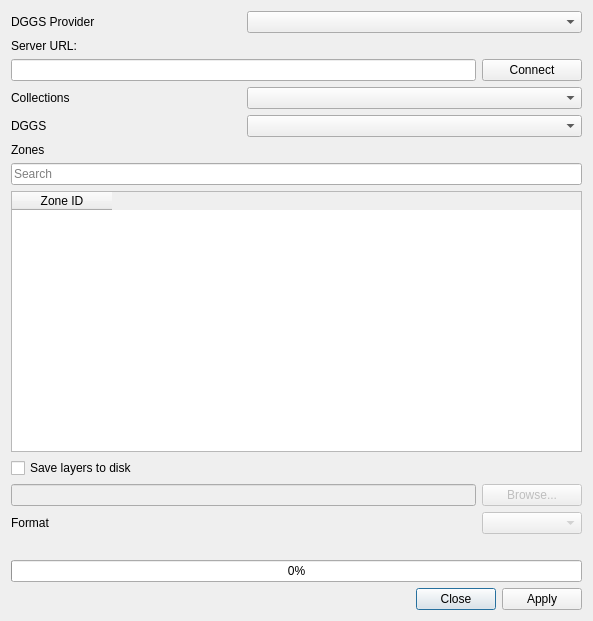
opengeoshub/vgridtools, file ui/dggsclient.ui: the form before one commit.
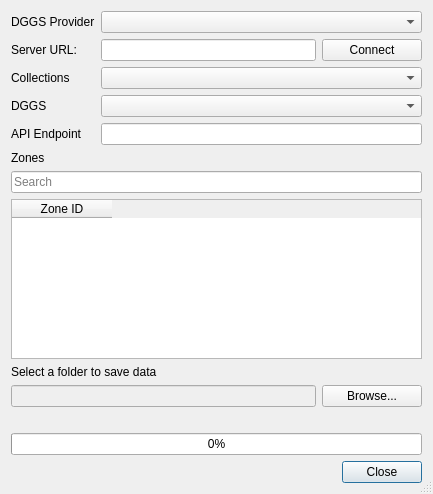
The form after the commit. Custom widgets are drawn as their Qt base class.

```diff
--- a/ui/dggsclient.ui
+++ b/ui/dggsclient.ui
@@ -12,8 +12,8 @@
    <rect>
     <x>0</x>
     <y>0</y>
-    <width>593</width>
-    <height>621</height>
+    <width>433</width>
+    <height>494</height>
    </rect>
   </property>
   <property name="mouseTracking">
@@ -22,6 +22,9 @@
   <property name="windowTitle">
    <string>DGGS OGC API Client</string>
   </property>
+  <property name="sizeGripEnabled">
+   <bool>true</bool>
+  </property>
   <layout class="QGridLayout" name="gridLayout_2">
    <item row="10" column="0" colspan="2">
     <widget class="QDialogButtonBox" name="BtnApplyClose">
@@ -29,72 +32,29 @@
       <enum>Qt::Horizontal</enum>
      </property>
      <property name="standardButtons">
-      <set>QDialogButtonBox::Apply|QDialogButtonBox::Close</set>
+      <set>QDialogButtonBox::Close</set>
      </property>
     </widget>
    </item>
    <item row="9" column="0" colspan="2">
     <layout class="QGridLayout" name="gridLayout">
-     <item row="4" column="1" colspan="2">
-      <widget class="QComboBox" name="cboCollections">
+     <item row="1" column="0">
+      <widget class="QLabel" name="lblServerURL">
+       <property name="text">
+        <string>Server URL:</string>
+       </property>
+      </widget>
+     </item>
+     <item row="6" column="1" colspan="2">
+      <widget class="QLineEdit" name="TxtAPI"/>
+     </item>
+     <item row="0" column="1" colspan="2">
+      <widget class="QComboBox" name="cboServerName">
        <property name="focusPolicy">
         <enum>Qt::WheelFocus</enum>
        </property>
       </widget>
      </item>
-     <item row="15" column="0" colspan="3">
-      <widget class="QLabel" name="LblStatus">
-       <property name="text">
-        <string/>
-       </property>
-      </widget>
-     </item>
-     <item row="12" column="0" colspan="2">
-      <widget class="QCheckBox" name="ChkSaveShapefile">
-       <property name="focusPolicy">
-        <enum>Qt::ClickFocus</enum>
-       </property>
-       <property name="text">
-        <string>Save layers to disk</string>
-       </property>
-      </widget>
-     </item>
-     <item row="3" column="2">
-      <widget class="QPushButton" name="BtnConnect">
-       <property name="text">
-        <string>Connect</string>
-       </property>
-      </widget>
-     </item>
-     <item row="14" column="0" colspan="2">
-      <widget class="QLabel" name="LblFormat">
-       <property name="layoutDirection">
-        <enum>Qt::LeftToRight</enum>
-       </property>
-       <property name="text">
-        <string>Format</string>
-       </property>
-      </widget>
-     </item>
-     <item row="8" column="0" colspan="3">
-      <widget class="QgsFilterLineEdit" name="Filter">
-       <property name="toolTip">
-        <string/>
-       </property>
-       <property name="placeholderText">
-        <string>Search</string>
-       </property>
-       <property name="showSearchIcon">
-        <bool>true</bool>
-       </property>
-       <property name="showSpinner">
-        <bool>false</bool>
-       </property>
-       <property name="qgisRelation" stdset="0">
-        <string notr="true"/>
-       </property>
-      </widget>
-     </item>
      <item row="11" column="0" colspan="3">
       <widget class="QTableWidget" name="TblZones">
        <property name="sizePolicy">
@@ -113,7 +73,7 @@
         <enum>QFrame::Sunken</enum>
        </property>
        <property name="editTriggers">
-        <set>QAbstractItemView::DoubleClicked</set>
+        <set>QAbstractItemView::NoEditTriggers</set>
        </property>
        <property name="dragDropMode">
         <enum>QAbstractItemView::NoDragDrop</enum>
@@ -134,6 +94,67 @@
        </column>
       </widget>
      </item>
+     <item row="4" column="1" colspan="2">
+      <widget class="QComboBox" name="cboCollections">
+       <property name="focusPolicy">
+        <enum>Qt::WheelFocus</enum>
+       </property>
+      </widget>
+     </item>
+     <item row="5" column="1" colspan="2">
+      <widget class="QComboBox" name="cboDGGS">
+       <property name="focusPolicy">
+        <enum>Qt::WheelFocus</enum>
+       </property>
+      </widget>
+     </item>
+     <item row="5" column="0">
+      <widget class="QLabel" name="lblDGGS">
+       <property name="text">
+        <string>DGGS</string>
+       </property>
+      </widget>
+     </item>
+     <item row="1" column="1">
+      <widget class="QLineEdit" name="TxtURL">
+       <property name="readOnly">
+        <bool>false</bool>
+       </property>
+      </widget>
+     </item>
+     <item row="15" column="0" colspan="3">
+      <widget class="QProgressBar" name="status">
+       <property name="value">
+        <number>0</number>
+       </property>
+      </widget>
+     </item>
+     <item row="8" column="0" colspan="3">
+      <widget class="QgsFilterLineEdit" name="Filter">
+       <property name="toolTip">
+        <string/>
+       </property>
+       <property name="placeholderText">
+        <string>Search</string>
+       </property>
+       <property name="showSearchIcon">
+        <bool>true</bool>
+       </property>
+       <property name="showSpinner">
+        <bool>false</bool>
+       </property>
+       <property name="qgisRelation" stdset="0">
+        <string notr="true"/>
+       </property>
+      </widget>
+     </item>
+     <item row="4" column="0">
+      <widget class="QLabel" name="lblCollections">
+       <property name="text">
+        <string>Collections</string>
+       </property>
+      </widget>
+     </item>
      <item row="7" column="0" colspan="3">
       <widget class="QLabel" name="LblZones">
        <property name="layoutDirection">
@@ -150,7 +171,7 @@
      <item row="13" column="2">
       <widget class="QPushButton" name="BtnOutputFolder">
        <property name="enabled">
-        <bool>false</bool>
+        <bool>true</bool>
        </property>
        <property name="sizePolicy">
         <sizepolicy hsizetype="Expanding" vsizetype="Fixed">
@@ -181,37 +202,10 @@
        </property>
       </widget>
      </item>
-     <item row="14" column="2">
-      <widget class="QComboBox" name="cboFormat">
-       <property name="enabled">
-        <bool>false</bool>
-       </property>
-       <property name="maximumSize">
-        <size>
-         <width>100</width>
-         <height>16777215</height>
-        </size>
-       </property>
-      </widget>
-     </item>
-     <item row="0" column="1" colspan="2">
-      <widget class="QComboBox" name="cboServerName">
-       <property name="focusPolicy">
-        <enum>Qt::WheelFocus</enum>
-       </property>
-      </widget>
-     </item>
-     <item row="16" column="0" colspan="3">
-      <widget class="QProgressBar" name="status">
-       <property name="value">
-        <number>0</number>
-       </property>
-      </widget>
-     </item>
-     <item row="3" column="0" colspan="2">
-      <widget class="QLineEdit" name="TxtURL">
-       <property name="readOnly">
-        <bool>false</bool>
+     <item row="1" column="2">
+      <widget class="QPushButton" name="BtnConnect">
+       <property name="text">
+        <string>Connect</string>
        </property>
       </widget>
      </item>
@@ -222,20 +216,6 @@
        </property>
       </widget>
      </item>
-     <item row="4" column="0">
-      <widget class="QLabel" name="lblCollections">
-       <property name="text">
-        <string>Collections</string>
-       </property>
-      </widget>
-     </item>
-     <item row="5" column="0">
-      <widget class="QLabel" name="lblDGGS">
-       <property name="text">
-        <string>DGGS</string>
-       </property>
-      </widget>
-     </item>
      <item row="13" column="0" colspan="2">
       <widget class="QLineEdit" name="LinOutputFolder">
        <property name="enabled">
@@ -258,17 +238,24 @@
        </property>
       </widget>
      </item>
-     <item row="1" column="0" colspan="3">
-      <widget class="QLabel" name="lblServerURL">
+     <item row="14" column="0" colspan="3">
+      <widget class="QLabel" name="LblStatus">
        <property name="text">
-        <string>Server URL:</string>
+        <string/>
        </property>
       </widget>
      </item>
-     <item row="5" column="1" colspan="2">
-      <widget class="QComboBox" name="cboDGGS">
-       <property name="focusPolicy">
-        <enum>Qt::WheelFocus</enum>
+     <item row="6" column="0">
+      <widget class="QLabel" name="lblAPI">
+       <property name="text">
+        <string>API Endpoint</string>
+       </property>
+      </widget>
+     </item>
+     <item row="12" column="0" colspan="3">
+      <widget class="QLabel" name="label">
+       <property name="text">
+        <string>Select a folder to save data</string>
        </property>
       </widget>
      </item>
```
